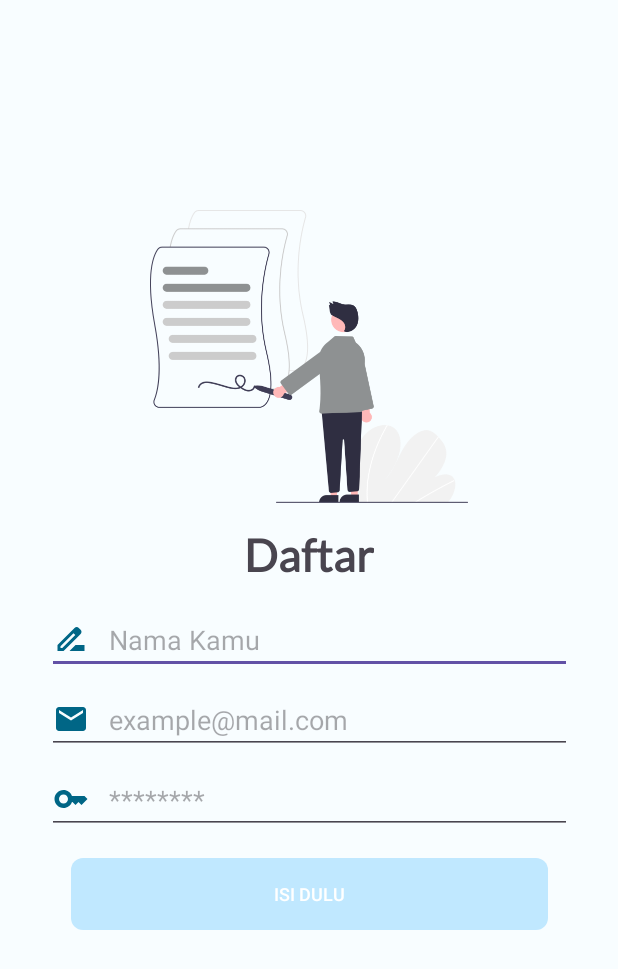
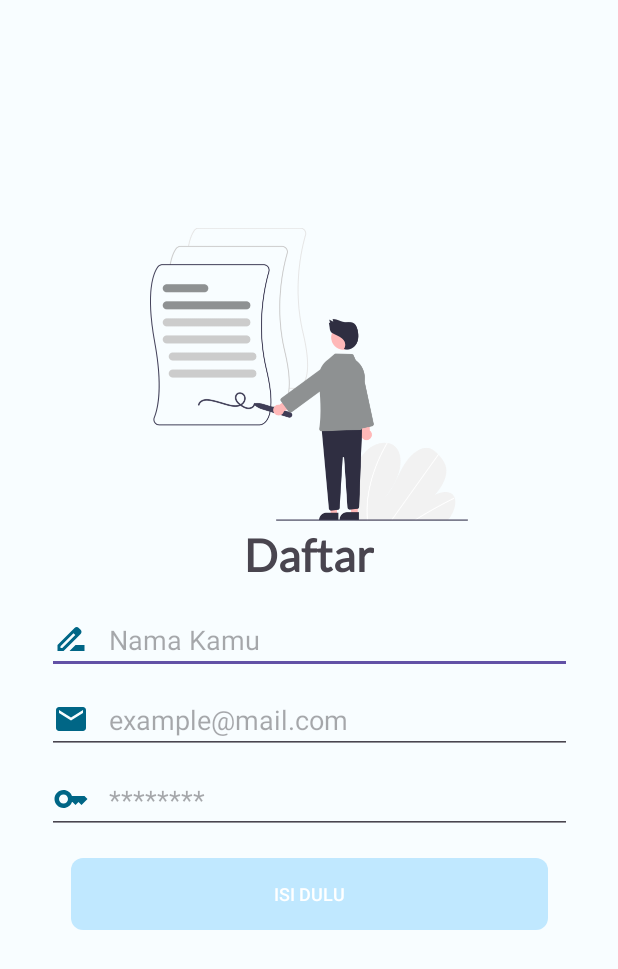
Before and after one commit to henryjrzai/storyapp-dicoding, an Android app: the screen it shows after launch (SignupActivity), after a tap on "Daftar", on a phone screen of 412 x 824 dp. Shown: the top 969 px of the screen. Run offline under Robolectric (Android 15) with nearby library versions, the phone set to English and light mode, and no system bars; network calls fail; pictures from the network do not load; 1 statement that could not run was skipped.

Commit message:
add animation to the Home, Login and sign up pages on edit text, buttons, textview and also imageview

```diff
--- a/app/src/main/java/com/hjz/storyapp/home/HomeActivity.kt
+++ b/app/src/main/java/com/hjz/storyapp/home/HomeActivity.kt
@@ -1,8 +1,12 @@
 package com.hjz.storyapp.home
 
+import android.animation.AnimatorSet
+import android.animation.ObjectAnimator
+import android.annotation.SuppressLint
 import android.content.Intent
 import androidx.appcompat.app.AppCompatActivity
 import android.os.Bundle
+import android.view.View
 import com.hjz.storyapp.databinding.ActivityHomeBinding
 import com.hjz.storyapp.login.LoginActivity
 import com.hjz.storyapp.signup.SignupActivity
@@ -15,6 +19,27 @@ class HomeActivity : AppCompatActivity() {
         setContentView(binding.root)
 
         setupAction()
+        playAnimation()
+    }
+
+    private fun playAnimation() {
+        ObjectAnimator.ofFloat(binding.imgHome, View.TRANSLATION_Y, -30f, 30f).apply {
+            duration = 3000
+            repeatCount = ObjectAnimator.INFINITE
+            repeatMode = ObjectAnimator.REVERSE
+        }.start()
+
+        val login = ObjectAnimator.ofFloat(binding.btnLogin, View.ALPHA, 1f).setDuration(100)
+        val sigUp = ObjectAnimator.ofFloat(binding.btnSignup, View.ALPHA, 1f).setDuration(100)
+        val description = ObjectAnimator.ofFloat(binding.tvHomeDescription, View.ALPHA, 1f).setDuration(100)
+
+        val together = AnimatorSet().apply {
+            playTogether(login, sigUp)
+        }
+        AnimatorSet().apply {
+            playSequentially(description, together)
+            start()
+        }
     }
 
     private fun setupAction() {
--- a/app/src/main/java/com/hjz/storyapp/main/MainActivity.kt
+++ b/app/src/main/java/com/hjz/storyapp/main/MainActivity.kt
@@ -39,7 +39,10 @@ class MainActivity : AppCompatActivity() {
         setContentView(binding.root)
 
         getSession()
+        setupAction()
+    }
 
+    private fun setupAction(){
         binding.btnAddStory.setOnClickListener {
             startActivity(Intent(this@MainActivity, AddStoriesActivity::class.java))
         }
--- a/app/src/main/java/com/hjz/storyapp/signup/SignupActivity.kt
+++ b/app/src/main/java/com/hjz/storyapp/signup/SignupActivity.kt
@@ -1,5 +1,7 @@
 package com.hjz.storyapp.signup
 
+import android.animation.AnimatorSet
+import android.animation.ObjectAnimator
 import android.content.Intent
 import androidx.appcompat.app.AppCompatActivity
 import android.os.Bundle
@@ -33,6 +35,7 @@ class SignupActivity : AppCompatActivity() {
         setContentView(binding.root)
 
         setupButton()
+        playAnimation()
 
         //val viewModel = ViewModelProvider(this)[SignupViewModel::class.java]
         viewModel.successMessage.observe(this) { message ->
@@ -80,6 +83,28 @@ class SignupActivity : AppCompatActivity() {
         }
     }
 
+    private fun playAnimation(){
+        ObjectAnimator.ofFloat(binding.imageView, View.TRANSLATION_Y, -30f, 30f).apply {
+            duration = 3000
+            repeatCount = ObjectAnimator.INFINITE
+            repeatMode = ObjectAnimator.REVERSE
+        }.start()
+
+        val title = ObjectAnimator.ofFloat(binding.textView3, View.ALPHA, 1f).setDuration(100)
+        val sigUp = ObjectAnimator.ofFloat(binding.signupBtn, View.ALPHA, 1f).setDuration(100)
+        val name = ObjectAnimator.ofFloat(binding.edRegisterName, View.ALPHA, 1f).setDuration(100)
+        val email = ObjectAnimator.ofFloat(binding.edRegisterEmail, View.ALPHA, 1f).setDuration(100)
+        val password = ObjectAnimator.ofFloat(binding.edRegisterPassword, View.ALPHA, 1f).setDuration(100)
+
+        val together = AnimatorSet().apply {
+            playTogether(sigUp)
+        }
+        AnimatorSet().apply {
+            playSequentially(title,name, email, password, together)
+            start()
+        }
+    }
+
     private fun setupButton() {
         val nameEditText = binding.edRegisterName
         val emailEditText = binding.edRegisterEmail
--- a/app/src/main/res/layout/activity_signup.xml
+++ b/app/src/main/res/layout/activity_signup.xml
@@ -39,6 +39,8 @@
         android:text="@string/signup"
         android:textSize="30sp"
         android:textStyle="bold"
+        android:alpha="0"
+        tools:alpha="100"
         app:layout_constraintBottom_toTopOf="@+id/guideline6"
         app:layout_constraintEnd_toEndOf="@+id/imageView"
         app:layout_constraintStart_toStartOf="@+id/imageView" />
@@ -49,12 +51,16 @@
         android:layout_marginTop="16dp"
         app:layout_constraintEnd_toEndOf="parent"
         app:layout_constraintStart_toStartOf="parent"
+        android:alpha="0"
+        tools:alpha="100"
         app:layout_constraintTop_toBottomOf="@+id/textView3" />
 
     <com.hjz.storyapp.components.editText.EmailEditText
         android:id="@+id/ed_register_email"
         style="@style/EditTextEmailPassword"
         android:layout_marginTop="8dp"
+        android:alpha="0"
+        tools:alpha="100"
         app:layout_constraintEnd_toEndOf="@+id/ed_register_name"
         app:layout_constraintStart_toStartOf="@+id/ed_register_name"
         app:layout_constraintTop_toBottomOf="@+id/ed_register_name" />
@@ -64,6 +70,8 @@
         style="@style/EditTextEmailPassword"
         android:layout_marginTop="8dp"
         android:inputType="textPassword"
+        android:alpha="0"
+        tools:alpha="100"
         app:layout_constraintEnd_toEndOf="@+id/ed_register_email"
         app:layout_constraintStart_toStartOf="@+id/ed_register_email"
         app:layout_constraintTop_toBottomOf="@+id/ed_register_email" />
@@ -71,6 +79,8 @@
     <com.hjz.storyapp.components.buttons.SignupButton
         android:id="@+id/signup_btn"
         style="@style/LoginSignupButton"
+        android:alpha="0"
+        tools:alpha="100"
         app:layout_constraintEnd_toEndOf="@+id/ed_register_password"
         app:layout_constraintStart_toStartOf="@+id/ed_register_password"
         app:layout_constraintTop_toBottomOf="@+id/ed_register_password" />
```
Also changed, not shown: app/src/main/java/com/hjz/storyapp/login/LoginActivity.kt (+24 -0 lines), app/src/main/res/layout/activity_home.xml (+8 -2 lines), app/src/main/res/layout/activity_login.xml (+8 -0 lines).
